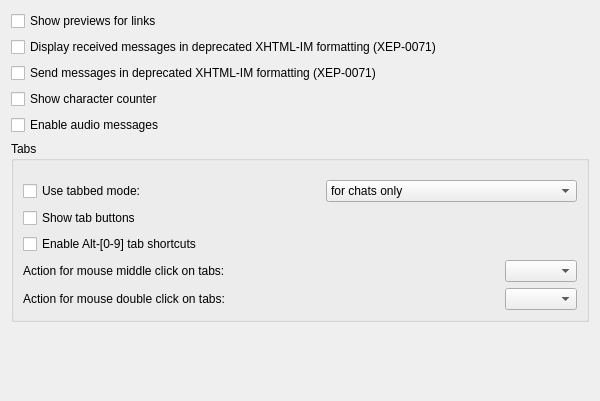
Old version of the form src/options/opt_messages_common.ui in the repository psi-im/psi.
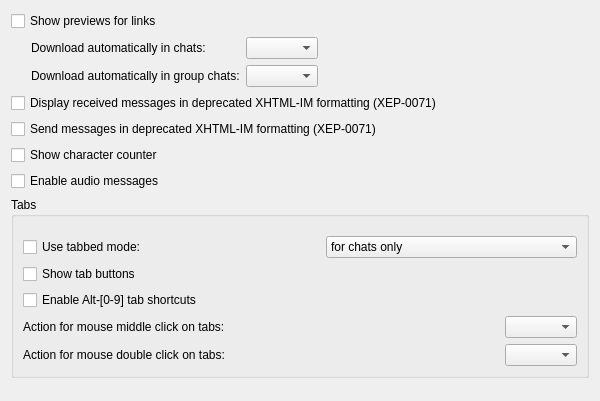
New version of the form.

Commit message: Download shared media automatically only within size limits

Diff of the .ui file:
```diff
--- a/src/options/opt_messages_common.ui
+++ b/src/options/opt_messages_common.ui
@@ -34,6 +34,52 @@
      </property>
     </widget>
    </item>
+   <item>
+    <layout class="QGridLayout" name="gl_autoDownload">
+     <property name="leftMargin">
+      <number>20</number>
+     </property>
+     <item row="0" column="0">
+      <widget class="QLabel" name="lb_autoDownloadChats">
+       <property name="text">
+        <string>Download automatically in chats:</string>
+       </property>
+       <property name="buddy">
+        <cstring>cb_autoDownloadChats</cstring>
+       </property>
+      </widget>
+     </item>
+     <item row="0" column="1">
+      <widget class="QComboBox" name="cb_autoDownloadChats"/>
+     </item>
+     <item row="1" column="0">
+      <widget class="QLabel" name="lb_autoDownloadGroupchats">
+       <property name="text">
+        <string>Download automatically in group chats:</string>
+       </property>
+       <property name="buddy">
+        <cstring>cb_autoDownloadGroupchats</cstring>
+       </property>
+      </widget>
+     </item>
+     <item row="1" column="1">
+      <widget class="QComboBox" name="cb_autoDownloadGroupchats"/>
+     </item>
+     <item row="0" column="2" rowspan="2">
+      <spacer name="sp_autoDownload">
+       <property name="orientation">
+        <enum>Qt::Horizontal</enum>
+       </property>
+       <property name="sizeHint" stdset="0">
+        <size>
+         <width>0</width>
+         <height>0</height>
+        </size>
+       </property>
+      </spacer>
+     </item>
+    </layout>
+   </item>
    <item>
     <widget class="QCheckBox" name="ck_contactsMessageFormatting">
      <property name="text">
```
The commit also changes 17 other files.
